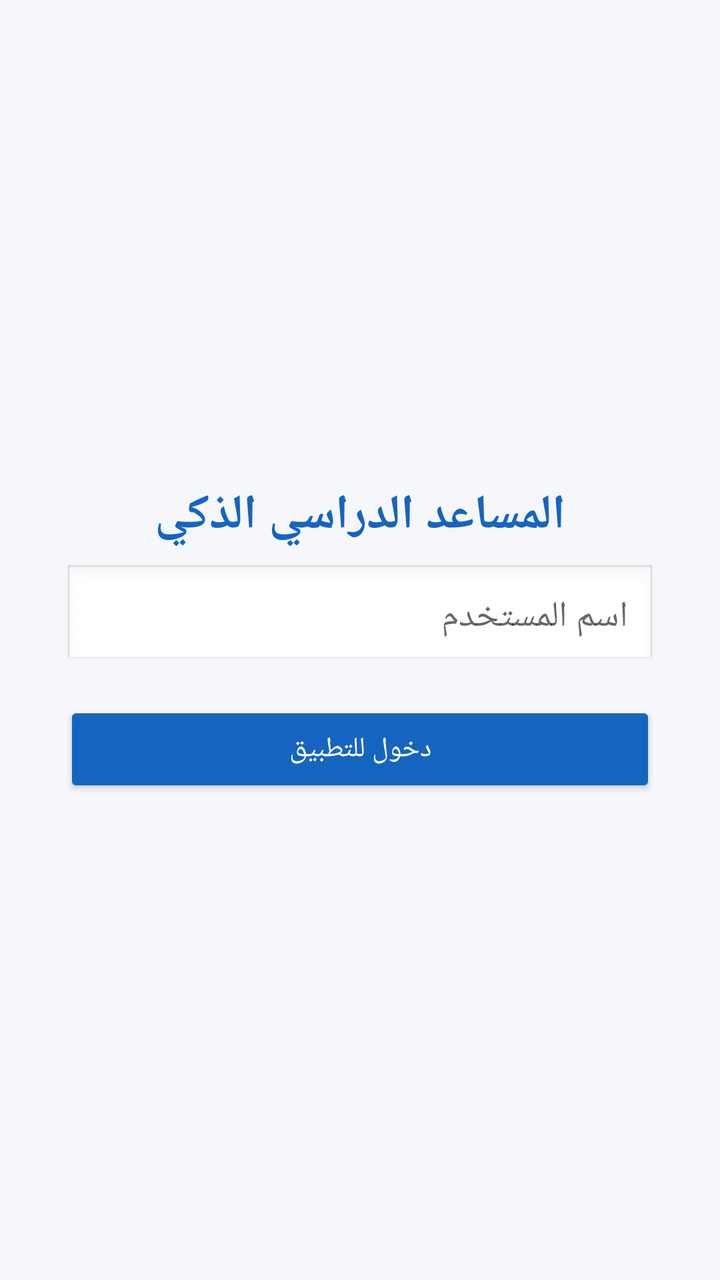
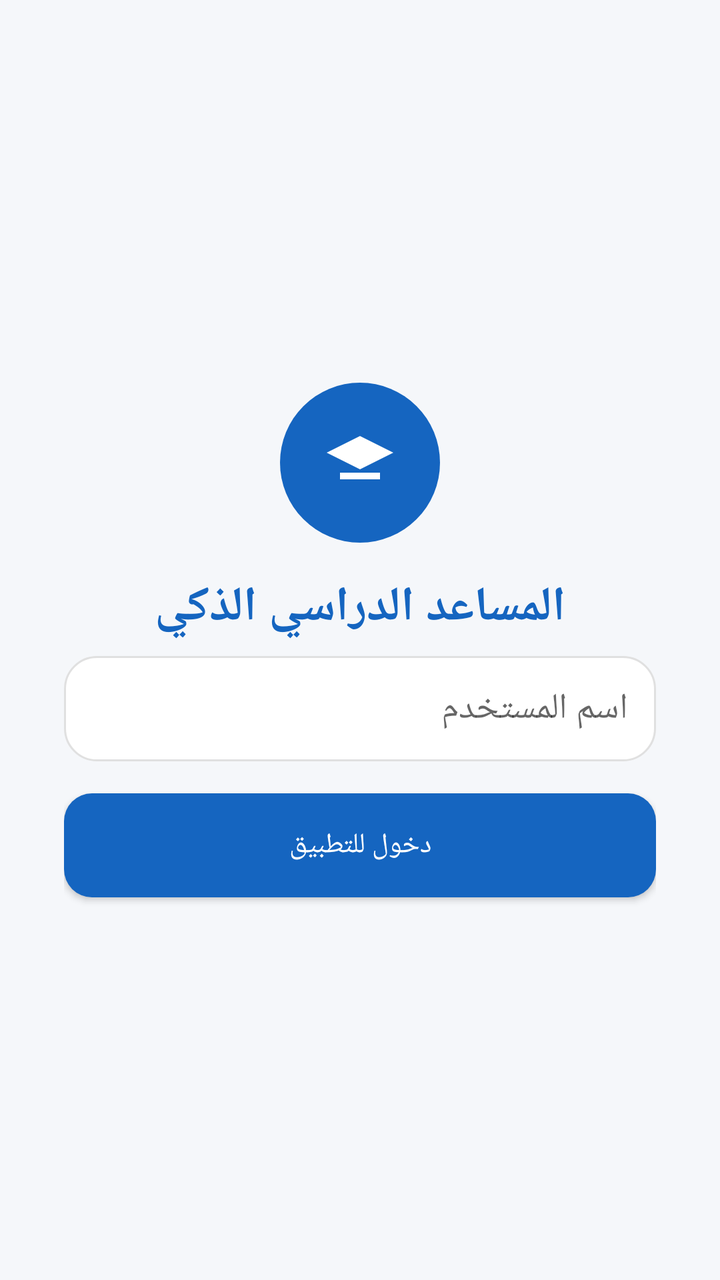

Two renders of the same Android screen: before a commit and after it. Below are the layout's source before the change and the commit's diff.
<!-- AndroidManifest.xml: application theme AppTheme -->
<!-- res/layout/activity_main.xml -->
<?xml version="1.0" encoding="utf-8"?>
<LinearLayout xmlns:android="http://schemas.android.com/apk/res/android"
    android:layout_width="match_parent"
    android:layout_height="match_parent"
    android:orientation="vertical"
    android:gravity="center"
    android:padding="32dp"
    android:background="@color/background">

    <TextView
        android:layout_width="wrap_content"
        android:layout_height="wrap_content"
        android:text="المساعد الدراسي الذكي"
        android:textSize="24sp"
        android:textStyle="bold"
        android:textColor="@color/primary"
        android:layout_marginBottom="8dp" />

    <TextView
        android:id="@+id/tvWelcomeBack"
        android:layout_width="wrap_content"
        android:layout_height="wrap_content"
        android:textSize="15sp"
        android:textColor="@color/text_dark"
        android:layout_marginBottom="24dp"
        android:visibility="gone" />

    <EditText
        android:id="@+id/etUsername"
        android:layout_width="match_parent"
        android:layout_height="wrap_content"
        android:hint="اسم المستخدم"
        android:inputType="textPersonName"
        android:padding="14dp"
        android:background="@android:drawable/edit_text"
        android:textAlignment="viewStart"
        android:layout_marginBottom="16dp" />

    <Button
        android:id="@+id/btnLogin"
        android:layout_width="match_parent"
        android:layout_height="wrap_content"
        android:text="دخول للتطبيق"
        android:backgroundTint="@color/primary"
        android:textColor="@color/white" />

</LinearLayout>
<!-- resources referenced by this layout -->
<resources>
  <color name="background">#F5F7FA</color>
  <color name="primary">#1565C0</color>
  <color name="text_dark">#1A1A1A</color>
  <color name="white">#FFFFFF</color>
  <style name="AppTheme" parent="Theme.MaterialComponents.Light.NoActionBar">
          <item name="colorPrimary">@color/primary</item>
          <item name="colorPrimaryDark">@color/primary_dark</item>
          <item name="colorAccent">@color/accent</item>
          <item name="android:windowBackground">@color/background</item>
      </style>
  <color name="primary_dark">#0D47A1</color>
  <color name="accent">#42A5F5</color>
</resources>

<!-- the commit's change to res/layout/activity_main.xml (unified diff, before → after) -->
@@ -6,6 +6,20 @@
     android:gravity="center"
     android:padding="32dp"
     android:background="@color/background">
+
+    <FrameLayout
+        android:layout_width="80dp"
+        android:layout_height="80dp"
+        android:background="@drawable/bg_icon_circle"
+        android:layout_marginBottom="16dp">
+
+        <ImageView
+            android:layout_width="40dp"
+            android:layout_height="40dp"
+            android:layout_gravity="center"
+            android:src="@drawable/ic_college_education" />
+
+    </FrameLayout>
 
     <TextView
         android:layout_width="wrap_content"
@@ -32,16 +46,16 @@
         android:hint="اسم المستخدم"
         android:inputType="textPersonName"
         android:padding="14dp"
-        android:background="@android:drawable/edit_text"
+        android:background="@drawable/bg_card_rounded"
         android:textAlignment="viewStart"
         android:layout_marginBottom="16dp" />
 
     <Button
         android:id="@+id/btnLogin"
         android:layout_width="match_parent"
-        android:layout_height="wrap_content"
+        android:layout_height="52dp"
         android:text="دخول للتطبيق"
-        android:backgroundTint="@color/primary"
-        android:textColor="@color/white" />
+        android:textColor="@color/white"
+        android:background="@drawable/bg_button_rounded" />
 
 </LinearLayout>
<!-- resource entries referenced after the edit -->
@@ -4,12 +4,41 @@
   <color name="primary">#1565C0</color>
   <color name="text_dark">#1A1A1A</color>
   <color name="white">#FFFFFF</color>
+  <!-- drawable bg_button_rounded (drawable) -->
+  <shape xmlns:android="http://schemas.android.com/apk/res/android"
+      android:shape="rectangle">
+      <solid android:color="@color/primary"/>
+      <corners android:radius="14dp"/>
+  </shape>
+  <!-- drawable bg_card_rounded (drawable) -->
+  <shape xmlns:android="http://schemas.android.com/apk/res/android"
+      android:shape="rectangle">
+      <solid android:color="@color/white"/>
+      <corners android:radius="16dp"/>
+      <stroke android:width="1dp" android:color="@color/card_border"/>
+  </shape>
+  <!-- drawable bg_icon_circle (drawable) -->
+  <shape xmlns:android="http://schemas.android.com/apk/res/android"
+      android:shape="oval">
+      <solid android:color="@color/primary"/>
+  </shape>
+  <!-- drawable ic_college_education (drawable) -->
+  <vector xmlns:android="http://schemas.android.com/apk/res/android"
+      android:width="24dp"
+      android:height="24dp"
+      android:viewportWidth="24"
+      android:viewportHeight="24">
+      <path
+          android:fillColor="#FFFFFF"
+          android:pathData="M12,4L2,9L12,14L22,9Z M6,15H18V17H6Z"/>
+  </vector>
   <style name="AppTheme" parent="Theme.MaterialComponents.Light.NoActionBar">
           <item name="colorPrimary">@color/primary</item>
           <item name="colorPrimaryDark">@color/primary_dark</item>
           <item name="colorAccent">@color/accent</item>
           <item name="android:windowBackground">@color/background</item>
       </style>
+  <color name="card_border">#E0E0E0</color>
   <color name="primary_dark">#0D47A1</color>
   <color name="accent">#42A5F5</color>
 </resources>
